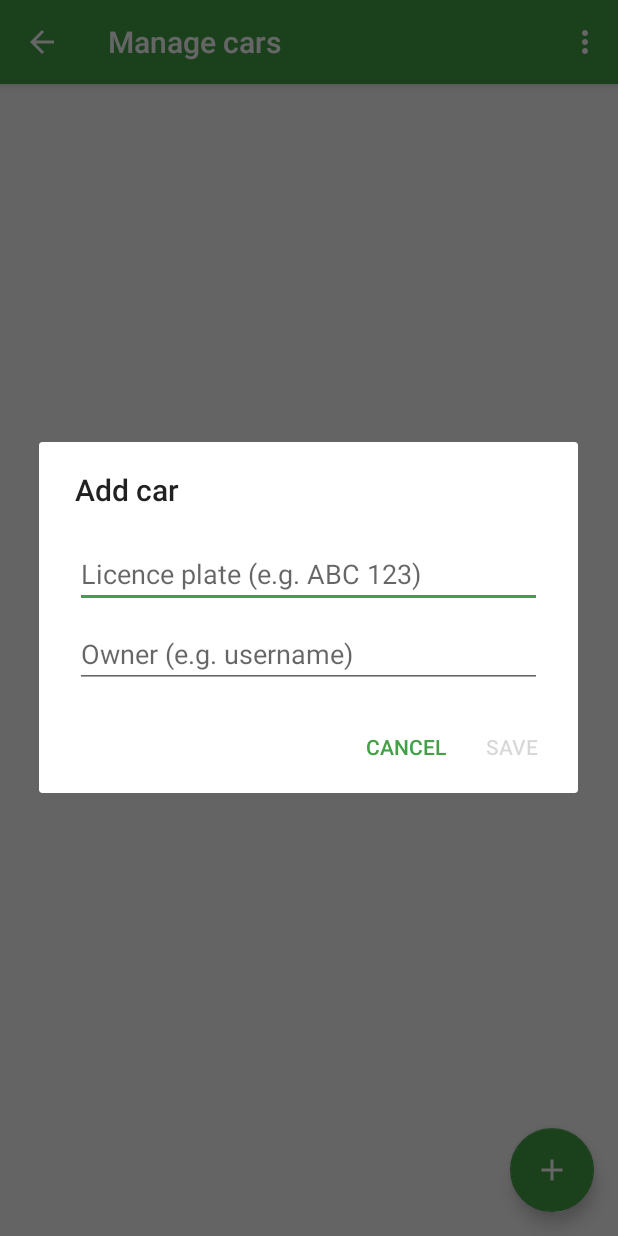
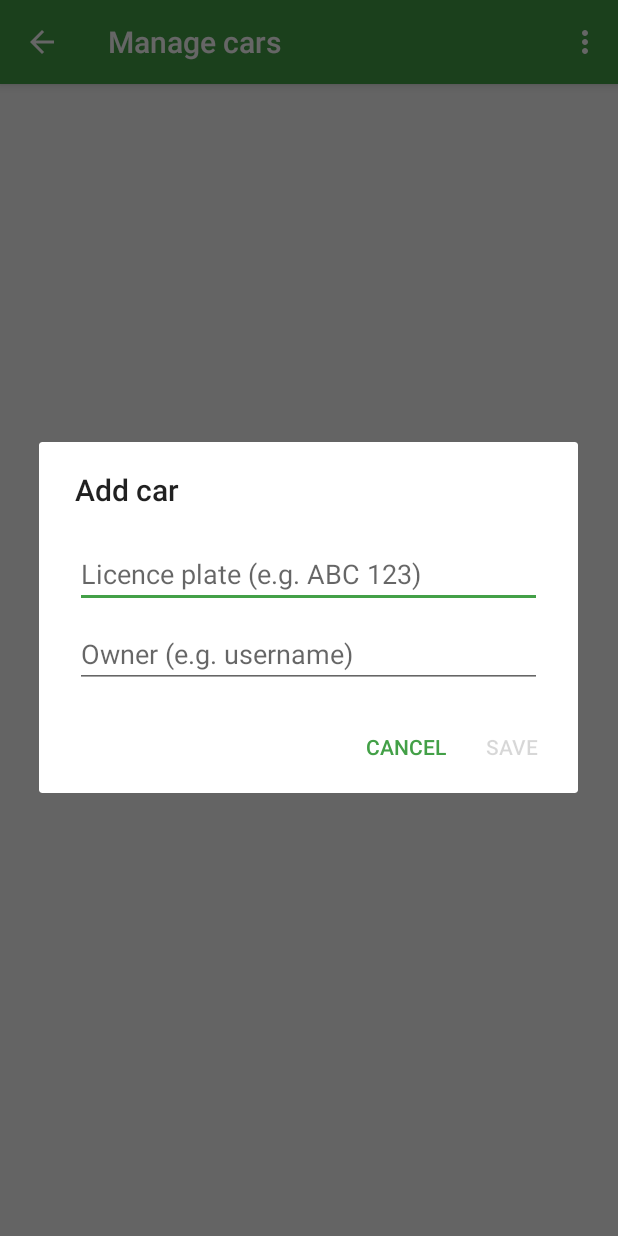
Before and after one commit to nibarius/opera-park-android, an Android app: the ManageCarsActivity screen opened directly, with no data from a screen before it, after a tap on an icon or button, on a phone screen of 412 x 824 dp. Run offline under Robolectric (Android 15) with nearby library versions, the phone set to English and light mode, and no system bars.

Commit message:
Hide fab when the manage cars dialog is open.
Also did a bit of code cleanup in the same file.

```diff
--- a/app/src/main/java/se/barsk/park/manage_cars/ManageCarDialog.kt
+++ b/app/src/main/java/se/barsk/park/manage_cars/ManageCarDialog.kt
@@ -4,6 +4,7 @@ import android.app.Dialog
 import android.content.Context
 import android.content.DialogInterface
 import android.os.Bundle
+import android.support.design.widget.FloatingActionButton
 import android.support.v4.app.DialogFragment
 import android.support.v7.app.AlertDialog
 import android.text.Editable
@@ -25,12 +26,11 @@ abstract class ManageCarDialog() : DialogFragment() {
     abstract fun fetchOwnCar(): OwnCar
 
     var listener: ManageCarDialogListener? = null
-    val dialogView: View by lazy {
-        activity.layoutInflater.inflate(R.layout.manage_car_dialog, null) as View
-    }
-    val regNoView: EditText by lazy { dialogView.findViewById<EditText>(R.id.regno) }
-    val ownerView: EditText by lazy { dialogView.findViewById<EditText>(R.id.owner) }
-    val ownCar: OwnCar by lazy { fetchOwnCar() }
+    private val dialogView: View by lazy { activity.layoutInflater.inflate(R.layout.manage_car_dialog, null) as View }
+    private val fab: FloatingActionButton by lazy { activity.findViewById<FloatingActionButton>(R.id.manage_cards_fab) }
+    private val regNoView: EditText by lazy { dialogView.findViewById<EditText>(R.id.regno) }
+    private val ownerView: EditText by lazy { dialogView.findViewById<EditText>(R.id.owner) }
+    private val ownCar: OwnCar by lazy { fetchOwnCar() }
 
     override fun onAttach(context: Context?) {
         super.onAttach(context)
@@ -49,6 +49,12 @@ abstract class ManageCarDialog() : DialogFragment() {
         val dialogWatcher = DialogTextWatcher()
         regNoView.addTextChangedListener(dialogWatcher)
         ownerView.addTextChangedListener(dialogWatcher)
+        fab.hide()
+    }
+
+    override fun onStop() {
+        super.onStop()
+        fab.show()
     }
 
     override fun onCreateDialog(savedInstanceState: Bundle?): Dialog {
@@ -83,7 +89,7 @@ abstract class ManageCarDialog() : DialogFragment() {
         (dialog as AlertDialog).getButton(AlertDialog.BUTTON_POSITIVE).isEnabled = canSave
     }
 
-    inner class DialogTextWatcher() : TextWatcher {
+    inner class DialogTextWatcher : TextWatcher {
         override fun afterTextChanged(s: Editable?) = updatePositiveButton()
         override fun beforeTextChanged(s: CharSequence?, start: Int, count: Int, after: Int) {}
         override fun onTextChanged(s: CharSequence?, start: Int, before: Int, count: Int) {}
@@ -92,5 +98,4 @@ abstract class ManageCarDialog() : DialogFragment() {
     enum class DialogType {
         EDIT, ADD
     }
-
 }
```
